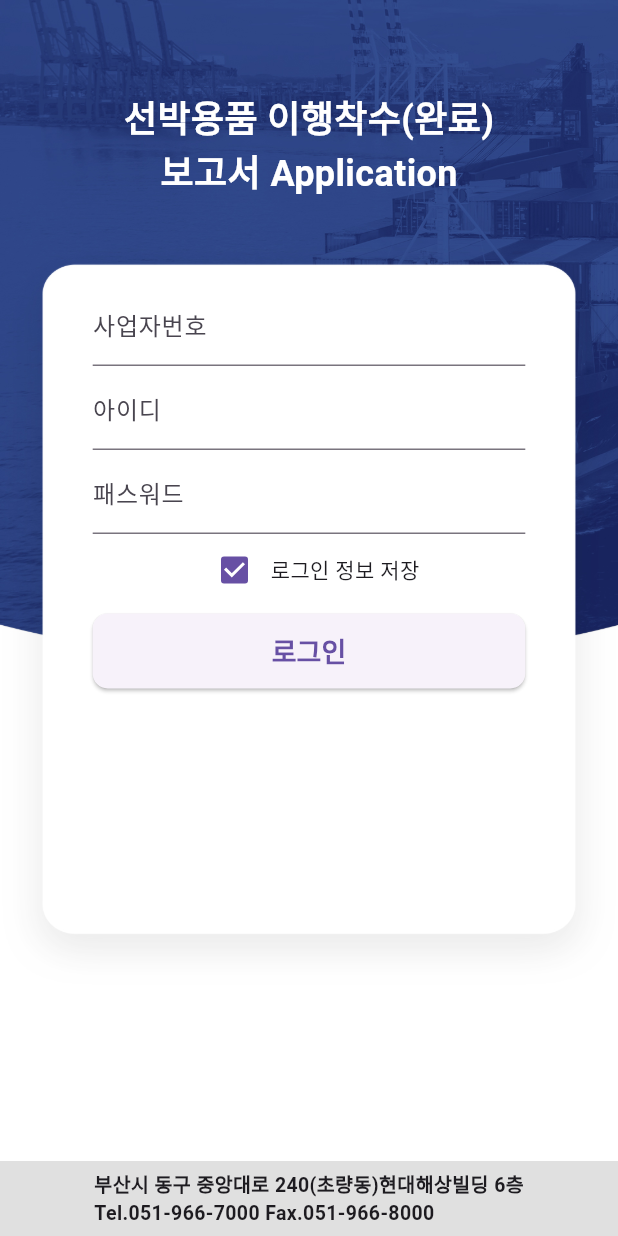
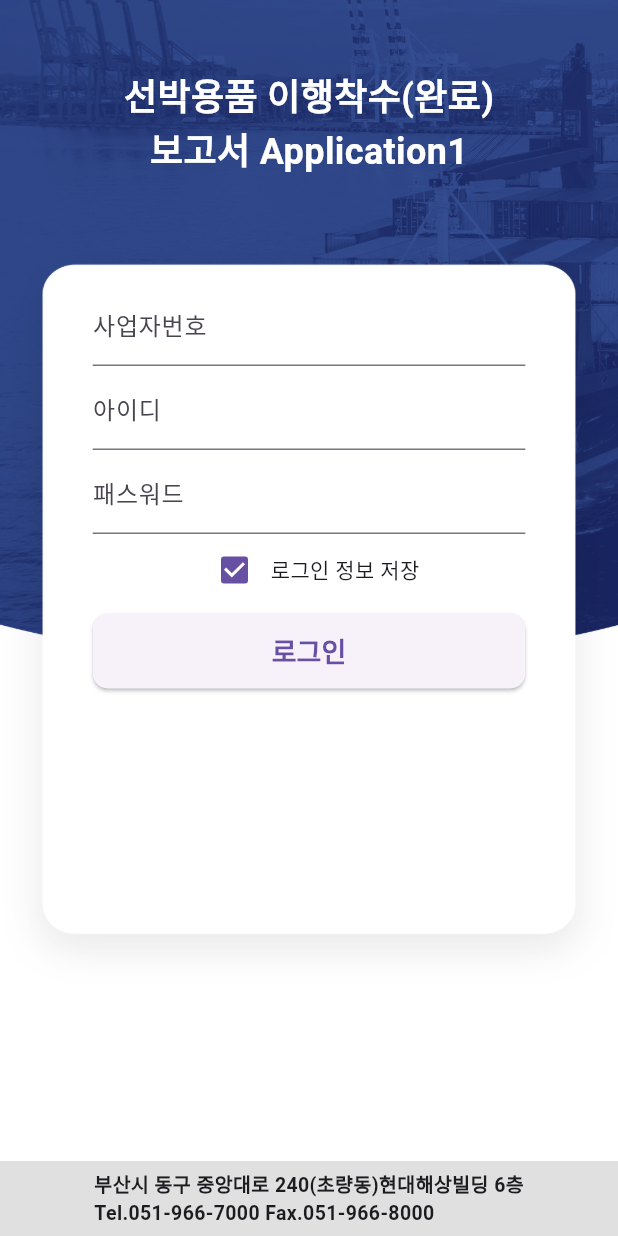
Before and after one commit to sonwoo/ship_5bv_app, a Flutter app: the AuthScreen screen opened directly, on a phone screen of 412 x 824 dp. Run offline on Flutter 3.47's test engine with Material 3 defaults, Android fonts, the phone set to English and light mode, and no system bars; our stand-ins replace dio, shared_preferences; accounts and stored records are empty; network calls fail; Roboto replaces fonts that are missing (Arial).

Commit message:
Merge remote-tracking branch 'origin/master'
# Conflicts:
#	lib/main.dart

```diff
--- a/lib/screen/auth_screen.dart
+++ b/lib/screen/auth_screen.dart
@@ -143,7 +143,7 @@ class _AuthScreenState extends State<AuthScreen> {
       //   ),
       // ),
       body: Container(
-        decoration: BoxDecoration(
+        decoration: const BoxDecoration(
           image: DecorationImage(
             image: AssetImage('assets/img/login_bg.jpg'),
             fit: BoxFit.fill, //
@@ -159,9 +159,9 @@ class _AuthScreenState extends State<AuthScreen> {
             crossAxisAlignment: CrossAxisAlignment.center,
             children: [
               const SizedBox(
-                height: 45,
+                height: 30,
               ),
-              Text(
+              const Text(
                 '선박용품 이행착수(완료)',
                 style: TextStyle(
                   fontSize: 24.0,
@@ -170,8 +170,8 @@ class _AuthScreenState extends State<AuthScreen> {
                   fontFamily: 'Arial',
                 ),
               ),
-              Text(
-                '보고서 Application',
+              const Text(
+                '보고서 Application1',
                 style: TextStyle(
                   fontSize: 24.0,
                   color: Colors.white,
@@ -181,7 +181,7 @@ class _AuthScreenState extends State<AuthScreen> {
               ),
 
               const SizedBox(
-                height: 55,
+                height: 70,
               ),
               // Row(
               //   children: [
@@ -208,7 +208,7 @@ class _AuthScreenState extends State<AuthScreen> {
               //     const Text('EDI 선용품'),
               //   ],
               // ),
-              Container(
+              SizedBox(
                 width: MediaQuery.of(context).size.width * 0.7,
                 child: TextField(
                   controller: _businessNumberController,
@@ -219,14 +219,14 @@ class _AuthScreenState extends State<AuthScreen> {
                   ], // 숫자만 입력 가능
                 ),
               ),
-              Container(
+              SizedBox(
                 width: MediaQuery.of(context).size.width * 0.7,
                 child: TextField(
                   controller: _userIdController,
                   decoration: const InputDecoration(labelText: '아이디'),
                 ),
               ),
-              Container(
+              SizedBox(
                 width: MediaQuery.of(context).size.width * 0.7,
                 child: TextField(
                   controller: _passwordController,
@@ -288,7 +288,7 @@ class _AuthScreenState extends State<AuthScreen> {
       bottomNavigationBar: Container(
         color: Colors.grey[300],
         height: 50,
-        child: Center(
+        child: const Center(
           child: Text(
             '부산시 동구 중앙대로 240(초량동)현대해상빌딩 6층\nTel.051-966-7000 Fax.051-966-8000',
             style: TextStyle(
```
